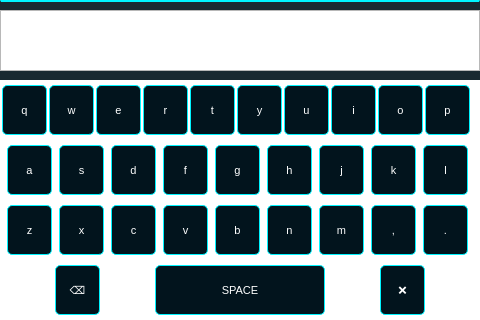
Above: screens/main_window.ui from MurikEv/NeuroDeck before the change. Below: the same form after it.
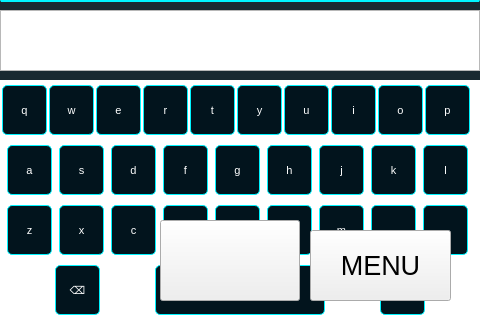
That is the form after the change. The open tabs and pages were chosen to show the change. Icons and pictures are not drawn.

Commit message: Implement camera screen and service

What changed in the file:
```diff
--- a/screens/main_window.ui
+++ b/screens/main_window.ui
@@ -44,7 +44,7 @@
      <string notr="true"/>
     </property>
     <property name="currentIndex">
-     <number>0</number>
+     <number>2</number>
     </property>
     <widget class="QWidget" name="ai_screen">
      <widget class="QTextEdit" name="ai_input">
@@ -881,7 +881,47 @@
       </widget>
      </widget>
     </widget>
-    <widget class="QWidget" name="camera_screen"/>
+    <widget class="QWidget" name="camera_screen">
+     <widget class="QLabel" name="camera_preview">
+      <property name="geometry">
+       <rect>
+        <x>0</x>
+        <y>0</y>
+        <width>480</width>
+        <height>320</height>
+       </rect>
+      </property>
+      <property name="text">
+       <string/>
+      </property>
+     </widget>
+     <widget class="QPushButton" name="camera_back_btn">
+      <property name="geometry">
+       <rect>
+        <x>310</x>
+        <y>230</y>
+        <width>141</width>
+        <height>71</height>
+       </rect>
+      </property>
+      <property name="text">
+       <string>MENU</string>
+      </property>
+     </widget>
+     <widget class="QPushButton" name="camera_capture_btn">
+      <property name="geometry">
+       <rect>
+        <x>160</x>
+        <y>220</y>
+        <width>140</width>
+        <height>81</height>
+       </rect>
+      </property>
+      <property name="text">
+       <string/>
+      </property>
+     </widget>
+    </widget>
     <widget class="QWidget" name="browser_screen"/>
     <widget class="QWidget" name="notepad_screen"/>
     <widget class="QWidget" name="fileexplorer_screen"/>
@@ -3609,6 +3649,8 @@
      </widget>
     </widget>
    </widget>
+   <zorder>keyboard_frame</zorder>
+   <zorder>stackedWidget</zorder>
   </widget>
  </widget>
  <resources/>
```
The commit also changes 4 other files.
